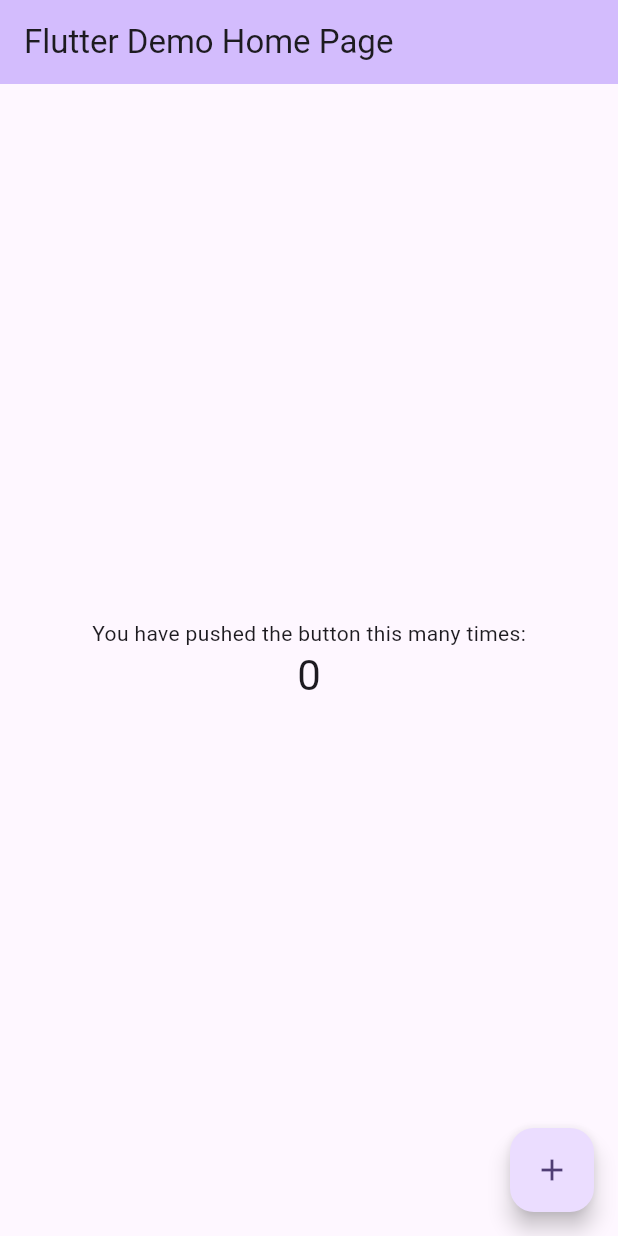
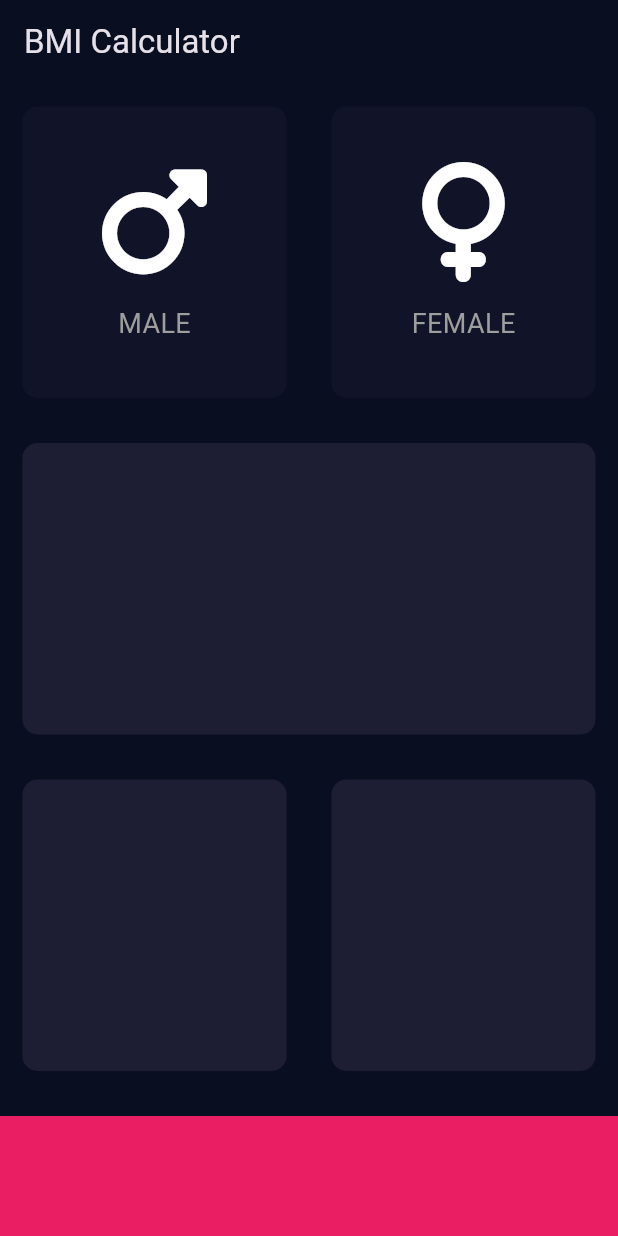
Before and after one commit to Mohalimmed/BMI-Calculator, a Flutter app: the screen it shows after launch, on a phone screen of 412 x 824 dp. Run offline on Flutter 3.47's test engine with Material 3 defaults, Android fonts, the phone set to English and light mode, and no system bars; our stand-ins replace font_awesome_flutter.

Commit message:
design half of the home page and adding a little bit of functionlaity color hovring

```diff
--- a/lib/main.dart
+++ b/lib/main.dart
@@ -1,3 +1,4 @@
+import 'package:bmi_calculator/my_home_page.dart';
 import 'package:flutter/material.dart';
 
 void main() {
@@ -7,119 +8,19 @@ void main() {
 class MyApp extends StatelessWidget {
   const MyApp({super.key});
 
-  // This widget is the root of your application.
+
   @override
   Widget build(BuildContext context) {
     return MaterialApp(
-      title: 'Flutter Demo',
-      theme: ThemeData(
-        // This is the theme of your application.
-        //
-        // TRY THIS: Try running your application with "flutter run". You'll see
-        // the application has a purple toolbar. Then, without quitting the app,
-        // try changing the seedColor in the colorScheme below to Colors.green
-        // and then invoke "hot reload" (save your changes or press the "hot
-        // reload" button in a Flutter-supported IDE, or press "r" if you used
-        // the command line to start the app).
-        //
-        // Notice that the counter didn't reset back to zero; the application
-        // state is not lost during the reload. To reset the state, use hot
-        // restart instead.
-        //
-        // This works for code too, not just values: Most code changes can be
-        // tested with just a hot reload.
-        colorScheme: ColorScheme.fromSeed(seedColor: Colors.deepPurple),
-        useMaterial3: true,
+      debugShowCheckedModeBanner: false,
+      theme: ThemeData.dark().copyWith(
+        primaryColor: Color(0xFF0A0E21),
+        scaffoldBackgroundColor: Color(0xFF0A0E21),
+        appBarTheme: AppBarTheme(
+          backgroundColor: Color(0xFF0A0E21)
+        )
       ),
-      home: const MyHomePage(title: 'Flutter Demo Home Page'),
+      home: const MyHomePage(),
     );
   }
 }
-
-class MyHomePage extends StatefulWidget {
-  const MyHomePage({super.key, required this.title});
-
-  // This widget is the home page of your application. It is stateful, meaning
-  // that it has a State object (defined below) that contains fields that affect
-  // how it looks.
-
-  // This class is the configuration for the state. It holds the values (in this
-  // case the title) provided by the parent (in this case the App widget) and
-  // used by the build method of the State. Fields in a Widget subclass are
-  // always marked "final".
-
-  final String title;
-
-  @override
-  State<MyHomePage> createState() => _MyHomePageState();
-}
-
-class _MyHomePageState extends State<MyHomePage> {
-  int _counter = 0;
-
-  void _incrementCounter() {
-    setState(() {
-      // This call to setState tells the Flutter framework that something has
-      // changed in this State, which causes it to rerun the build method below
-      // so that the display can reflect the updated values. If we changed
-      // _counter without calling setState(), then the build method would not be
-      // called again, and so nothing would appear to happen.
-      _counter++;
-    });
-  }
-
-  @override
-  Widget build(BuildContext context) {
-    // This method is rerun every time setState is called, for instance as done
-    // by the _incrementCounter method above.
-    //
-    // The Flutter framework has been optimized to make rerunning build methods
-    // fast, so that you can just rebuild anything that needs updating rather
-    // than having to individually change instances of widgets.
-    return Scaffold(
-      appBar: AppBar(
-        // TRY THIS: Try changing the color here to a specific color (to
-        // Colors.amber, perhaps?) and trigger a hot reload to see the AppBar
-        // change color while the other colors stay the same.
-        backgroundColor: Theme.of(context).colorScheme.inversePrimary,
-        // Here we take the value from the MyHomePage object that was created by
-        // the App.build method, and use it to set our appbar title.
-        title: Text(widget.title),
-      ),
-      body: Center(
-        // Center is a layout widget. It takes a single child and positions it
-        // in the middle of the parent.
-        child: Column(
-          // Column is also a layout widget. It takes a list of children and
-          // arranges them vertically. By default, it sizes itself to fit its
-          // children horizontally, and tries to be as tall as its parent.
-          //
-          // Column has various properties to control how it sizes itself and
-          // how it positions its children. Here we use mainAxisAlignment to
-          // center the children vertically; the main axis here is the vertical
-          // axis because Columns are vertical (the cross axis would be
-          // horizontal).
-          //
-          // TRY THIS: Invoke "debug painting" (choose the "Toggle Debug Paint"
-          // action in the IDE, or press "p" in the console), to see the
-          // wireframe for each widget.
-          mainAxisAlignment: MainAxisAlignment.center,
-          children: <Widget>[
-            const Text(
-              'You have pushed the button this many times:',
-            ),
-            Text(
-              '$_counter',
-              style: Theme.of(context).textTheme.headlineMedium,
-            ),
-          ],
-        ),
-      ),
-      floatingActionButton: FloatingActionButton(
-        onPressed: _incrementCounter,
-        tooltip: 'Increment',
-        child: const Icon(Icons.add),
-      ), // This trailing comma makes auto-formatting nicer for build methods.
-    );
-  }
-}
--- /dev/null
+++ b/lib/my_home_page.dart
@@ -0,0 +1,103 @@
+import 'package:bmi_calculator/widgets/cusotm_icon.dart';
+import 'package:flutter/material.dart';
+import 'package:font_awesome_flutter/font_awesome_flutter.dart';
+
+import 'widgets/reusable_container.dart';
+
+const activeCardColor = Color(0xFF1D1E33);
+const inactiveCardColor = Color(0xFF111328);
+enum Gender {
+  male,
+  female
+}
+
+class MyHomePage extends StatefulWidget {
+  const MyHomePage({super.key});
+
+  @override
+  State<MyHomePage> createState() => _MyHomePageState();
+}
+
+class _MyHomePageState extends State<MyHomePage> {
+
+  Gender? selectedGender;
+
+  @override
+  Widget build(BuildContext context) {
+    return Scaffold(
+      appBar: AppBar(
+        title: Text('BMI Calculator'),
+      ),
+      body: Column(
+        children: [
+          Expanded(
+            child: Row(
+              children: [
+                Expanded(
+                  child: GestureDetector(
+                    onTap: (){
+                      setState(() {
+                     selectedGender = Gender.male;
+                      });
+                    },
+                    child: reusableContainer(
+                      color: selectedGender == Gender.male ? activeCardColor : inactiveCardColor,
+                      child: ReusableCustomIconWidget(
+                        icon: FontAwesomeIcons.mars,
+                        text: 'MALE',
+                      ),
+                    ),
+                  ),
+                ),
+                Expanded(
+                  child: GestureDetector(
+                    onTap: (){
+                      setState(() {
+                        // updateSelectedColor(Gender.female);
+                        selectedGender = Gender.female;
+                      });
+                    },
+                    child: reusableContainer(
+                      color: selectedGender == Gender.female ? activeCardColor : inactiveCardColor,
+                      child: ReusableCustomIconWidget(
+                        icon: FontAwesomeIcons.venus,
+                        text: 'FEMALE',
+                      ),
+                    ),
+                  ),
+                ),
+              ],
+            ),
+          ),
+          Expanded(
+            child: reusableContainer(
+              color: Color(0xFF1D1E33),
+            ),
+          ),
+          Expanded(
+            child: Row(
+              children: [
+                Expanded(
+                  child: reusableContainer(
+                    color: Color(0xFF1D1E33),
+                  ),
+                ),
+                Expanded(
+                  child: reusableContainer(
+                    color: Color(0xFF1D1E33),
+                  ),
+                ),
+              ],
+            ),
+          ),
+          Container(
+            color: Colors.pink,
+            width: double.infinity,
+            margin: EdgeInsets.only(top: 15.0),
+            height: 80,
+          )
+        ],
+      ),
+    );
+  }
+}
--- /dev/null
+++ b/lib/widgets/cusotm_icon.dart
@@ -0,0 +1,28 @@
+import 'package:flutter/material.dart';
+
+class ReusableCustomIconWidget extends StatelessWidget {
+  const ReusableCustomIconWidget({
+    super.key, required this.icon, required this.text,
+  });
+  final IconData icon;
+  final String text;
+  @override
+  Widget build(BuildContext context) {
+    return Column(
+      mainAxisAlignment: MainAxisAlignment.center,
+      children: [
+        Icon(
+          icon,
+          size: 80.0,
+        ),
+        SizedBox(height: 15.0,),
+        Text( text,
+          style: TextStyle(
+              color: Colors.grey,
+              fontSize: 18.0
+          ),
+        )
+      ],
+    );
+  }
+}
--- /dev/null
+++ b/lib/widgets/reusable_container.dart
@@ -0,0 +1,21 @@
+import 'package:flutter/material.dart';
+
+class reusableContainer extends StatelessWidget {
+
+  final Color? color;
+  final Widget? child;
+  const reusableContainer({super.key,
+    this.color,  this.child,
+  });
+  @override
+  Widget build(BuildContext context) {
+    return Container(
+      margin: EdgeInsets.all(15),
+      decoration: BoxDecoration(
+          borderRadius: BorderRadius.circular(10),
+          color: color
+      ),
+      child: child,
+    );
+  }
+}
--- a/pubspec.yaml
+++ b/pubspec.yaml
@@ -34,6 +34,7 @@ dependencies:
   # The following adds the Cupertino Icons font to your application.
   # Use with the CupertinoIcons class for iOS style icons.
   cupertino_icons: ^1.0.8
+  font_awesome_flutter: ^10.8.0
 
 dev_dependencies:
   flutter_test:
```
Also changed, not shown: pubspec.lock.
